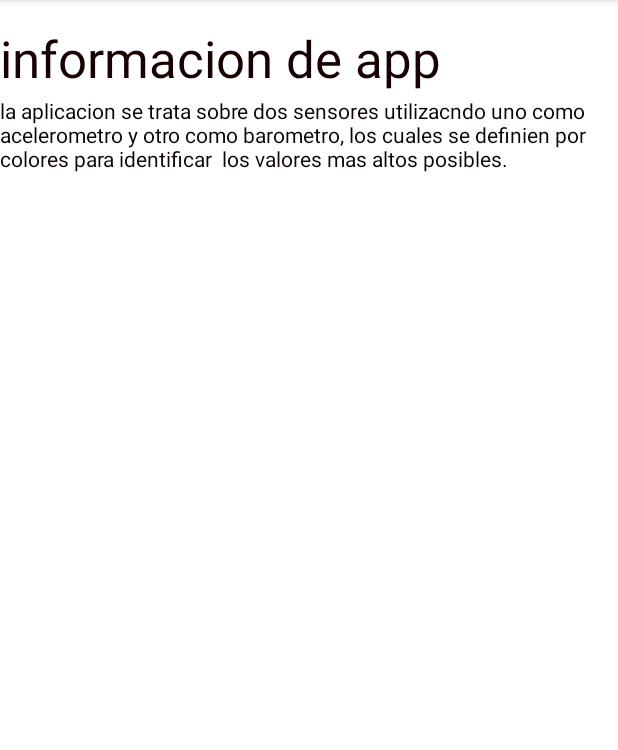
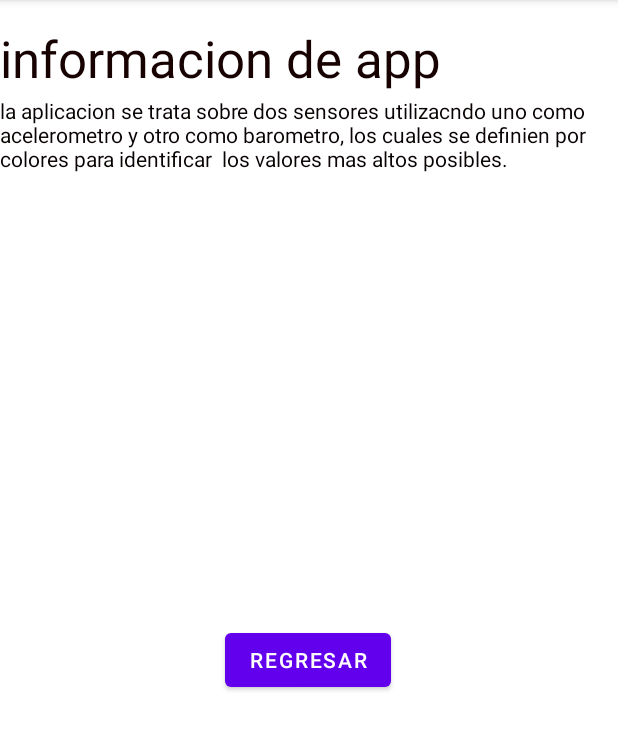
Before and after one commit to ricky0297/PS_RS, an Android app: the info screen opened directly, with no data from a screen before it, on a phone screen of 412 x 824 dp, the part 84-834 px from its top. Run offline under Robolectric (Android 15) with nearby library versions, the phone set to English and light mode, and no system bars.

Commit message:
ricardo cambio2

```diff
--- a/app/src/main/res/layout/activity_info.xml
+++ b/app/src/main/res/layout/activity_info.xml
@@ -5,6 +5,7 @@
     android:layout_width="match_parent"
     android:layout_height="match_parent"
     tools:context=".info">
+
     <androidx.constraintlayout.widget.ConstraintLayout
         android:id="@+id/linearLayout"
         android:layout_width="match_parent"
@@ -23,11 +24,11 @@
             android:textAlignment="center"
             android:textColor="#170101"
             android:textSize="34sp"
-            app:layout_constraintStart_toStartOf="@+id/textView2"
+            app:layout_constraintStart_toStartOf="@+id/r4"
             app:layout_constraintTop_toTopOf="parent" />
 
         <TextView
-            android:id="@+id/textView2"
+            android:id="@+id/r4"
             android:layout_width="match_parent"
             android:layout_height="569dp"
             android:layout_marginTop="64dp"
@@ -37,6 +38,18 @@
             app:layout_constraintHorizontal_bias="0.0"
             app:layout_constraintStart_toStartOf="parent"
             app:layout_constraintTop_toTopOf="parent" />
+
+        <Button
+            android:id="@+id/r5"
+            android:layout_width="wrap_content"
+            android:layout_height="wrap_content"
+            android:layout_marginTop="352dp"
+            android:onClick="onClick"
+            android:text="regresar"
+            app:layout_constraintEnd_toEndOf="parent"
+            app:layout_constraintHorizontal_bias="0.498"
+            app:layout_constraintStart_toStartOf="parent"
+            app:layout_constraintTop_toTopOf="@+id/r4" />
     </androidx.constraintlayout.widget.ConstraintLayout>
 
 
--- a/app/src/main/res/layout/fragment_ainfo.xml
+++ b/app/src/main/res/layout/fragment_ainfo.xml
@@ -26,11 +26,11 @@
             android:textAlignment="center"
             android:textColor="#170101"
             android:textSize="34sp"
-            app:layout_constraintStart_toStartOf="@+id/textView2"
+            app:layout_constraintStart_toStartOf="@+id/r4"
             app:layout_constraintTop_toTopOf="parent" />
 
         <TextView
-            android:id="@+id/textView2"
+            android:id="@+id/r4"
             android:layout_width="match_parent"
             android:layout_height="569dp"
             android:layout_marginTop="64dp"
--- a/app/src/main/res/layout/fragment_pinfo.xml
+++ b/app/src/main/res/layout/fragment_pinfo.xml
@@ -22,11 +22,11 @@
             android:textAlignment="center"
             android:textColor="#170101"
             android:textSize="34sp"
-            app:layout_constraintStart_toStartOf="@+id/textView2"
+            app:layout_constraintStart_toStartOf="@+id/r4"
             app:layout_constraintTop_toTopOf="parent" />
 
         <TextView
-            android:id="@+id/textView2"
+            android:id="@+id/r4"
             android:layout_width="match_parent"
             android:layout_height="569dp"
             android:layout_marginTop="64dp"
```
Also changed, not shown: app/src/main/java/com/example/ps_rs/info.java (+12 -0 lines).
